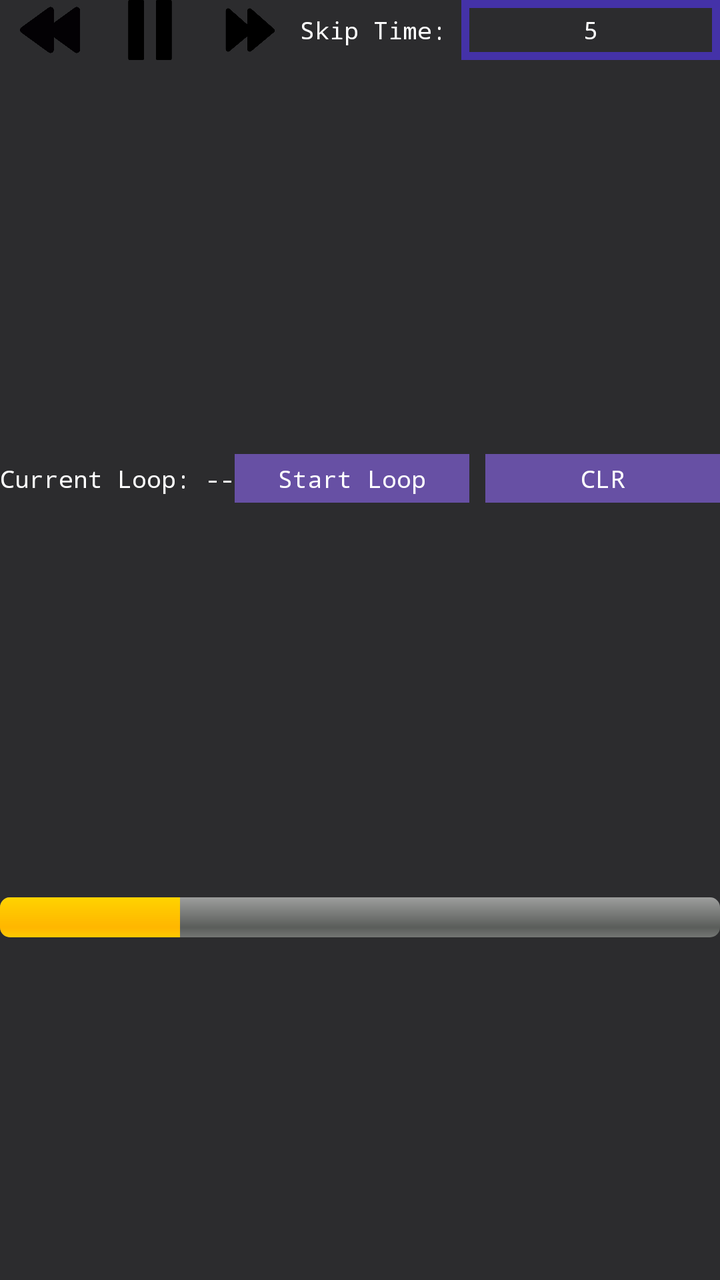
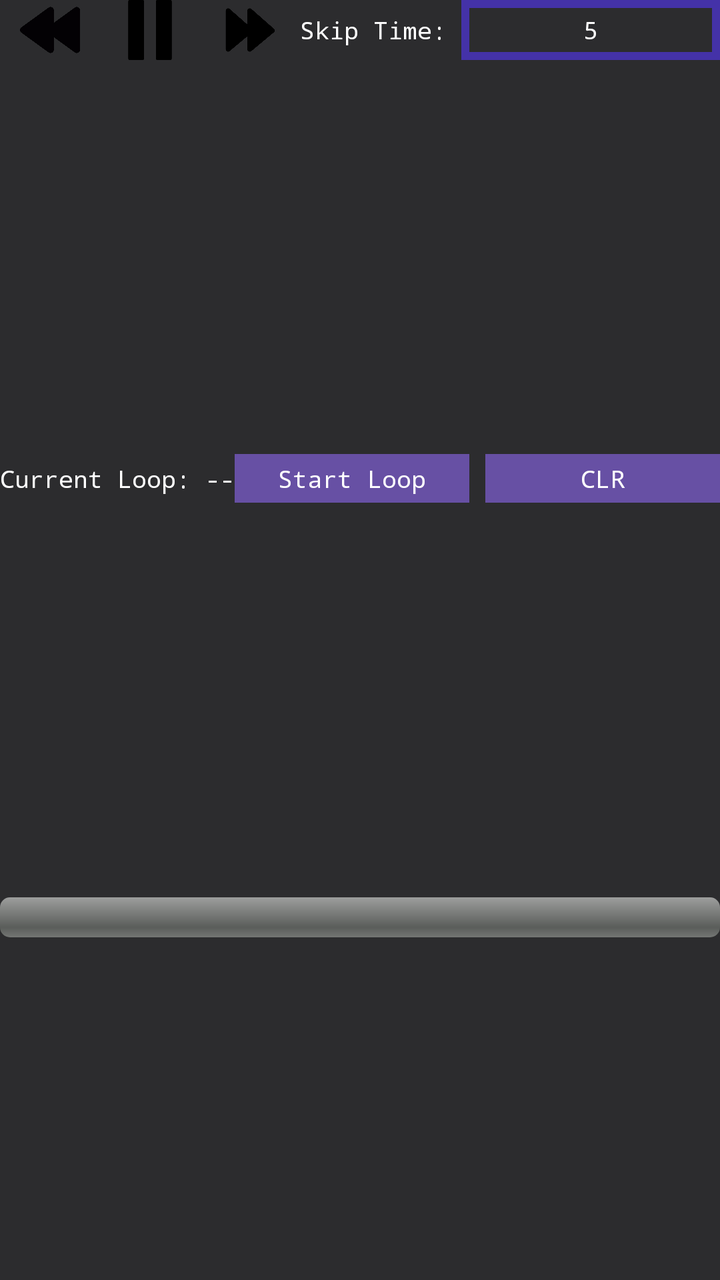

Before-and-after screenshots of an Android layout around one commit, followed by the original layout XML and the change that was made.
<!-- AndroidManifest.xml: application theme Theme.Videoplaybackerandroid -->
<!-- res/layout/dashboard.xml -->
<?xml version="1.0" encoding="utf-8"?>
<androidx.constraintlayout.widget.ConstraintLayout xmlns:android="http://schemas.android.com/apk/res/android"
    xmlns:app="http://schemas.android.com/apk/res-auto"
    android:layout_width="match_parent"
    android:layout_height="wrap_content"
    android:theme="@style/Theme.Dashboard"
    >

    <LinearLayout
        android:id="@+id/time_controls"
        android:layout_width="match_parent"
        android:layout_height="wrap_content"
        android:gravity="center"
        android:orientation="horizontal"
        app:layout_constraintEnd_toEndOf="parent"
        app:layout_constraintStart_toStartOf="parent"
        app:layout_constraintTop_toTopOf="parent">

        <androidx.appcompat.widget.AppCompatButton
            android:id="@+id/rewind"
            android:layout_width="30dp"
            android:layout_height="30dp"
            android:layout_marginHorizontal="10dp"
            android:background="@drawable/rewind_button"
            android:contentDescription="rewind" />

        <androidx.appcompat.widget.AppCompatButton
            android:id="@+id/pause"
            android:layout_width="30dp"
            android:layout_height="30dp"
            android:layout_marginHorizontal="10dp"
            android:background="@drawable/pause"
            android:contentDescription="pause" />

        <androidx.appcompat.widget.AppCompatButton
            android:id="@+id/fast_forward"
            android:layout_width="30dp"
            android:layout_height="30dp"
            android:layout_marginHorizontal="10dp"
            android:background="@drawable/fast_forward"
            android:backgroundTint="@null"
            android:contentDescription="ff" />

        <TextView
            android:layout_width="wrap_content"
            android:layout_height="wrap_content"

            android:text="Skip Time: "
             />

        <EditText
            android:id="@+id/skip_time_input"
            android:layout_width="0dp"
            android:layout_height="30dp"
            android:layout_weight="1"
            android:background="@drawable/input_style"
            android:gravity="center"
            android:inputType="number"
            android:text="5"
            android:textColor="@color/white"
             />

    </LinearLayout>

    <LinearLayout
        android:id="@+id/loop_controls"
        android:layout_width="match_parent"
        android:layout_height="wrap_content"
        android:gravity="center"
        android:orientation="horizontal"
        app:layout_constraintBottom_toTopOf="@id/progress_section"
        app:layout_constraintEnd_toEndOf="parent"
        app:layout_constraintStart_toStartOf="parent"
        app:layout_constraintTop_toBottomOf="@id/time_controls">

        <TextView
            android:id="@+id/tvCurrentText"
            android:layout_width="0dp"
            android:layout_height="match_parent"
            android:layout_weight="1"
            android:gravity="center"
            android:text="@string/current_loop_null_value" />

        <Button
            android:id="@+id/loop_button"
            android:layout_width="0dp"
            android:layout_height="match_parent"
            android:layout_marginEnd="8dp"
            android:layout_weight="1"
            android:background="@drawable/generic_button"
            android:minWidth="0dp"
            android:minHeight="0dp"
            android:padding="0dp"
            android:text="Start Loop" />

        <Button
            android:id="@+id/clear_button"
            android:layout_width="0dp"
            android:layout_height="match_parent"
            android:layout_weight="1"
            android:background="@drawable/generic_button"
            android:minWidth="0dp"
            android:minHeight="0dp"
            android:padding="0dp"
            android:insetLeft="0dp"
            android:insetRight="0dp"
            android:text="CLR" />

    </LinearLayout>

    <LinearLayout
        android:id="@+id/progress_section"
        android:layout_width="match_parent"
        android:layout_height="wrap_content"
        android:gravity="center"
        android:orientation="horizontal"
        app:layout_constraintEnd_toEndOf="parent"
        app:layout_constraintStart_toStartOf="parent"
        app:layout_constraintTop_toTopOf="@id/loop_controls"
        android:layout_marginTop="50dp"
        app:layout_constraintBottom_toBottomOf="parent">

        <ProgressBar
            android:id="@+id/progress_bar"
            android:layout_width="match_parent"
            android:layout_height="match_parent"
            style="@android:style/Widget.ProgressBar.Horizontal"
            android:progress="25"/>

    </LinearLayout>
</androidx.constraintlayout.widget.ConstraintLayout>
<!-- resources referenced by this layout -->
<resources>
  <color name="white">#FFFFFF</color>
  <!-- drawable fast_forward: png bitmap (drawable, 7627 bytes) -->
  <!-- drawable generic_button (drawable) -->
  <?xml version="1.0" encoding="utf-8"?>
  <selector xmlns:android="http://schemas.android.com/apk/res/android">
      <item>
          <shape android:shape="rectangle">
              <corners android:radius="0dp"/>
              <solid android:color="@color/Primary" />
          </shape>
      </item>
  </selector>
  <!-- drawable input_style (drawable) -->
  <?xml version="1.0" encoding="utf-8"?>
  <shape xmlns:android="http://schemas.android.com/apk/res/android"
      android:shape="rectangle">
  
      <stroke android:width="4dip" android:color="@color/Primary" />
  </shape>
  <!-- drawable pause: png bitmap (drawable, 3288 bytes) -->
  <!-- drawable rewind_button: png bitmap (drawable, 5772 bytes) -->
  <string name="current_loop_null_value" tools:ignore="TypographyDashes">Current Loop: --</string>
  <style name="Theme.Dashboard" parent="Theme.Videoplaybackerandroid">
          <item name="android:textSize">12sp</item>
      </style>
  <style name="Theme.Videoplaybackerandroid" parent="Base.Theme.Videoplaybackerandroid" />
  <color name="Primary">#4432a8</color>
  <style name="Base.Theme.Videoplaybackerandroid" parent="Theme.Material3.DayNight.NoActionBar">
          
          
          <item name="android:textColor">@color/white</item>
          <item name="android:textColorHint">#666666</item>
          <item name="android:colorBackground">@color/black</item>
          <item name="colorOnSurface">@color/white</item>
          <item name="colorOnBackground">@color/white</item>
          <item name="android:fontFamily">monospace</item>
      </style>
  <color name="black">#2c2c2e</color>
</resources>

<!-- the commit's change to res/layout/dashboard.xml (unified diff, before → after) -->
@@ -55,7 +55,7 @@
             android:layout_weight="1"
             android:background="@drawable/input_style"
             android:gravity="center"
-            android:inputType="number"
+            android:inputType="numberDecimal"
             android:text="5"
             android:textColor="@color/white"
              />
@@ -125,7 +125,8 @@
             android:layout_width="match_parent"
             android:layout_height="match_parent"
             style="@android:style/Widget.ProgressBar.Horizontal"
-            android:progress="25"/>
+
+            android:progress="0"/>
 
     </LinearLayout>
 </androidx.constraintlayout.widget.ConstraintLayout>
